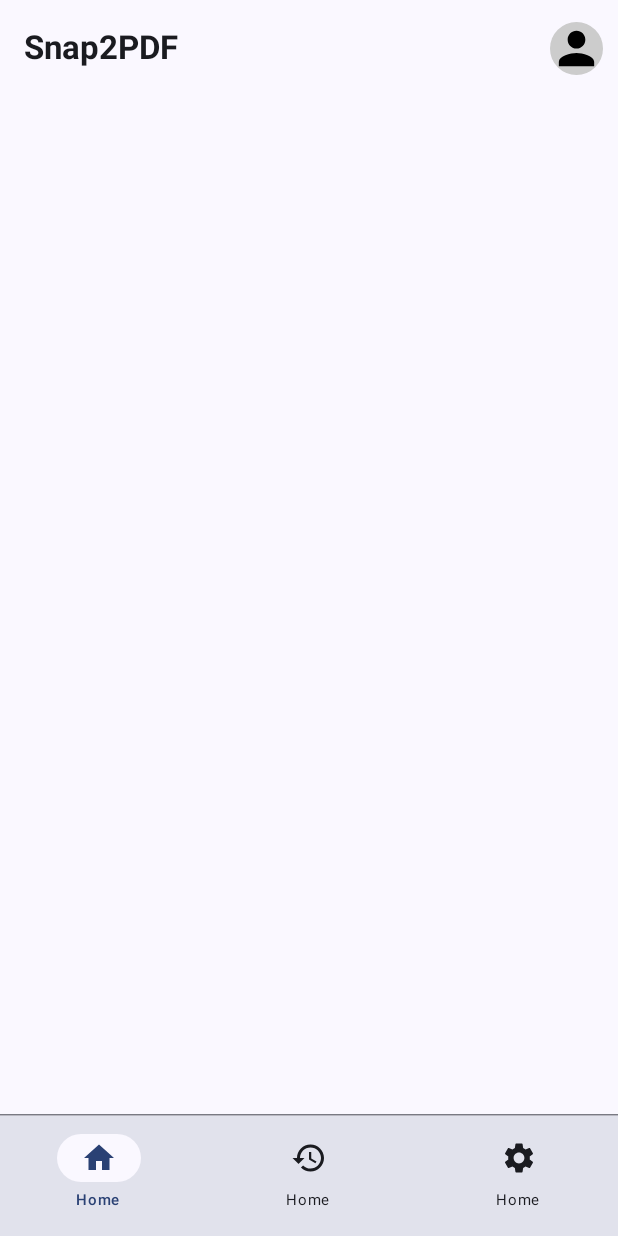
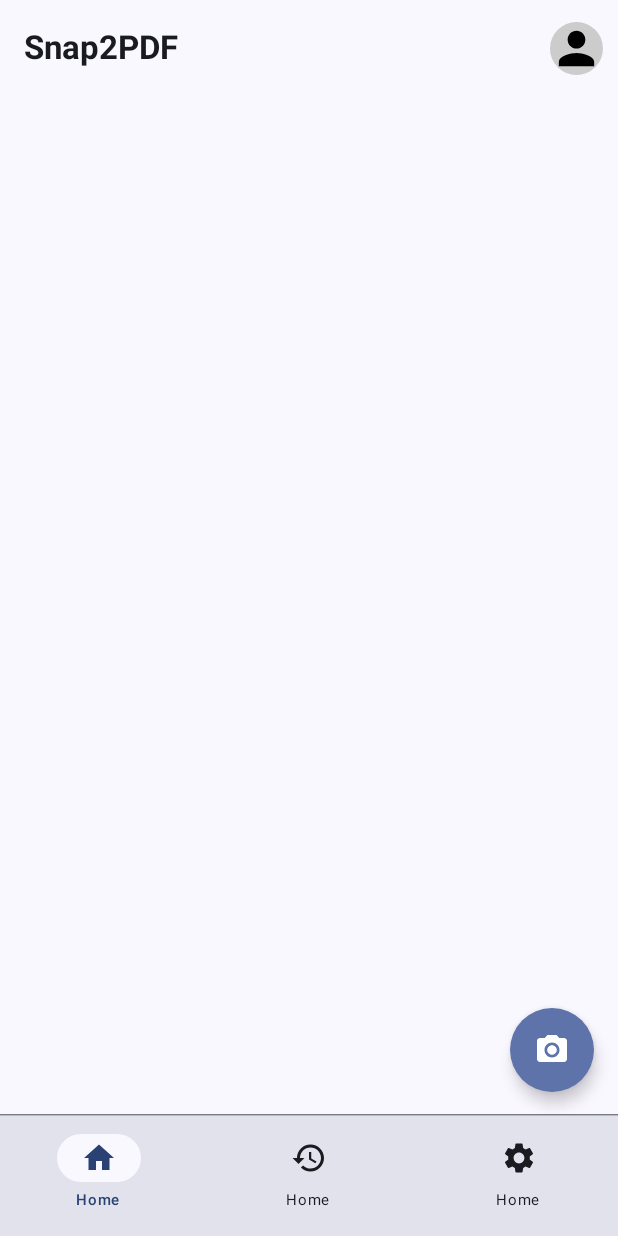
Before and after one commit to Dev-Micah/Snap2PDF, an Android app built with Jetpack Compose: the screen it shows after launch (MainActivity), on a phone screen of 412 x 824 dp. Run offline under Robolectric (Android 15) with nearby library versions, the phone set to English and light mode, and no system bars.

Commit message:
Add Camera FAB

```diff
--- a/app/src/main/java/com/micahnyabuto/snap2pdf/features/home/HomeScreen.kt
+++ b/app/src/main/java/com/micahnyabuto/snap2pdf/features/home/HomeScreen.kt
@@ -1,12 +1,15 @@
 package com.micahnyabuto.snap2pdf.features.home
 
 import androidx.compose.foundation.background
+import androidx.compose.foundation.layout.padding
 import androidx.compose.foundation.layout.size
 import androidx.compose.foundation.shape.CircleShape
 import androidx.compose.foundation.shape.RoundedCornerShape
 import androidx.compose.material.icons.Icons
+import androidx.compose.material.icons.filled.CameraAlt
 import androidx.compose.material.icons.filled.Person
 import androidx.compose.material3.ExperimentalMaterial3Api
+import androidx.compose.material3.FloatingActionButton
 import androidx.compose.material3.Icon
 import androidx.compose.material3.IconButton
 import androidx.compose.material3.Scaffold
@@ -47,6 +50,17 @@ fun HomeScreenContent(){
                     }
                 }
             )
+        },
+        floatingActionButton = {
+            FloatingActionButton(onClick = {},
+                modifier = Modifier.padding(bottom = 80.dp),
+                shape = RoundedCornerShape(100.dp)
+            ) {
+                Icon(
+                    imageVector = Icons.Default.CameraAlt,
+                    contentDescription = "Snap"
+                )
+            }
         }
     ){
 
```
